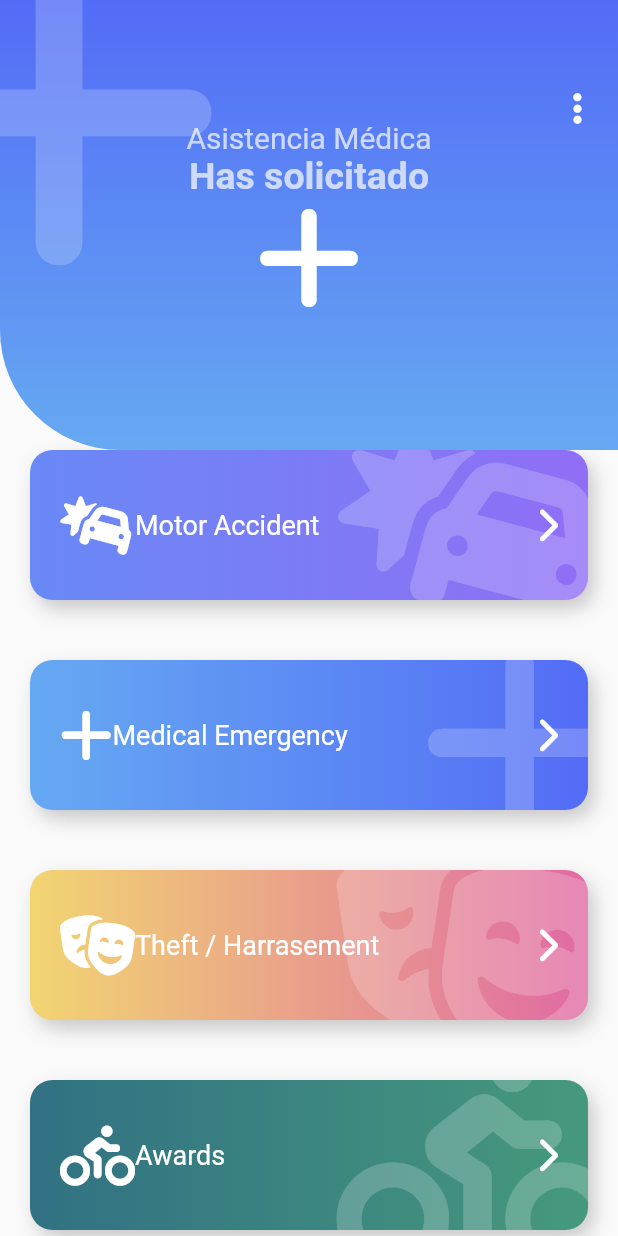
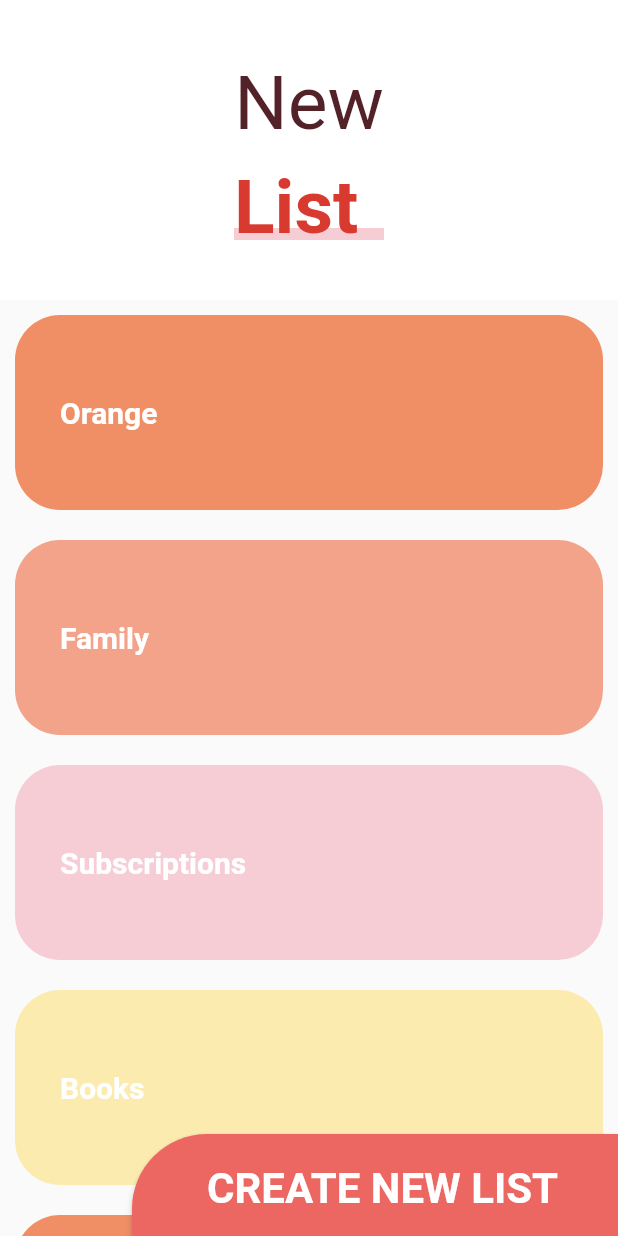
Before and after one commit to joanmc11/Animation-Design-Examples, a Flutter app: the screen it shows after launch, on a phone screen of 412 x 824 dp. Run offline on Flutter 3.47's test engine with Material 2 defaults, Android fonts, the light colour scheme and no system bars; our stand-ins replace animate_do, flutter_svg, font_awesome_flutter.

Commit message:
Slivers Layout

```diff
--- a/lib/main.dart
+++ b/lib/main.dart
@@ -3,6 +3,7 @@ import 'package:animation_painter/src/pages/animaciones_page.dart';
 import 'package:animation_painter/src/pages/emergency_page.dart';
 import 'package:animation_painter/src/pages/graficas_circulares_page.dart';
 import 'package:animation_painter/src/pages/headers_page.dart';
+import 'package:animation_painter/src/pages/sliver_list_page.dart';
 import 'package:flutter/material.dart';
 
 import 'src/labs/circular_progress_page.dart';
@@ -21,7 +22,9 @@ class MyApp extends StatelessWidget {
     return const MaterialApp(
       debugShowCheckedModeBanner: false,
       title: 'Diseños App',
-      home: EmergencyPage()
+      home: SliverPage(),
+
+      //EmergencyPage()
 
       //SlideshowPage()
 
--- a/lib/src/pages/sliver_list_page.dart
+++ b/lib/src/pages/sliver_list_page.dart
@@ -0,0 +1,224 @@
+// ignore_for_file: public_member_api_docs, sort_constructors_first
+import 'package:flutter/material.dart';
+
+class SliverPage extends StatelessWidget {
+  const SliverPage({super.key});
+
+  @override
+  Widget build(BuildContext context) {
+    return Scaffold(
+      body: Stack(
+        children: [
+          _MainScroll(),
+          Positioned(bottom: -5, right: -10, child: _BotonNewList()),
+        ],
+      ),
+    );
+  }
+}
+
+class _BotonNewList extends StatelessWidget {
+  const _BotonNewList({super.key});
+
+  @override
+  Widget build(BuildContext context) {
+    final size = MediaQuery.of(context).size;
+    return ButtonTheme(
+      minWidth: size.width * 0.9,
+      height: 100,
+      child: ElevatedButton(
+
+        onPressed: () {},
+        style: ButtonStyle(
+          padding: MaterialStateProperty.all<EdgeInsets>(const EdgeInsets.symmetric(vertical: 20, horizontal: 50)) ,
+          backgroundColor: MaterialStateProperty.all<Color>(
+            const Color(0xffED6762),
+          ),
+          shape: MaterialStateProperty.all<RoundedRectangleBorder>(
+            RoundedRectangleBorder(
+              borderRadius: BorderRadius.only(topLeft: Radius.circular(50)),
+
+            )
+          )
+        ),
+        child: const Text(
+          'CREATE NEW LIST',
+          style: TextStyle(
+              color: Colors.white, fontSize: 28, fontWeight: FontWeight.bold),
+        ),
+      ),
+    );
+  }
+}
+
+class _MainScroll extends StatelessWidget {
+  const _MainScroll();
+
+  final items = const [
+    _ListItem('Orange', Color(0xffF08F66)),
+    _ListItem('Family', Color(0xffF2A38A)),
+    _ListItem('Subscriptions', Color(0xffF7CDD5)),
+    _ListItem('Books', Color(0xffFCEBAF)),
+    _ListItem('Orange', Color(0xffF08F66)),
+    _ListItem('Family', Color(0xffF2A38A)),
+    _ListItem('Subscriptions', Color(0xffF7CDD5)),
+    _ListItem('Books', Color(0xffFCEBAF)),
+  ];
+
+  @override
+  Widget build(BuildContext context) {
+    return CustomScrollView(
+      slivers: [
+        /* SliverAppBar(
+          elevation: 0,
+          floating: true,
+          backgroundColor: Colors.red,
+          title: Text('Hola mundo'),
+        ), */
+
+        SliverPersistentHeader(
+            floating: true,
+            delegate: _SliverCustomHeaderDelegate(
+                minHeight: 170,
+                maxHeight: 200,
+                child: Container(color: Colors.white, child: const _Titulo()))),
+        SliverList(
+            delegate: SliverChildListDelegate([
+          ...items,
+          const SizedBox(
+            height: 100,
+          )
+        ]))
+      ],
+    );
+  }
+}
+
+class _SliverCustomHeaderDelegate extends SliverPersistentHeaderDelegate {
+  final double minHeight;
+  final double maxHeight;
+  final Widget child;
+
+  _SliverCustomHeaderDelegate({
+    required this.minHeight,
+    required this.maxHeight,
+    required this.child,
+  });
+
+  @override
+  Widget build(
+      BuildContext context, double shrinkOffset, bool overlapsContent) {
+    return SizedBox.expand(child: child);
+  }
+
+  @override
+  // TODO: implement maxExtent
+  double get maxExtent =>
+      maxHeight; //(maxHeight > maxHeight) ? minHeight : maxHeight;
+
+  @override
+  // TODO: implement minExtent
+  double get minExtent => minHeight;
+
+  @override
+  bool shouldRebuild(covariant _SliverCustomHeaderDelegate oldDelegate) {
+    return maxHeight != oldDelegate.maxHeight ||
+        minHeight != oldDelegate.minHeight ||
+        child != oldDelegate.child;
+  }
+}
+
+class _Titulo extends StatelessWidget {
+  const _Titulo({super.key});
+
+  @override
+  Widget build(BuildContext context) {
+    return Column(
+      children: [
+        const SizedBox(
+          height: 30,
+        ),
+        Container(
+          margin: const EdgeInsets.symmetric(horizontal: 30, vertical: 10),
+          child: Text(
+            'New',
+            style: TextStyle(color: Color(0xff532128), fontSize: 50),
+          ),
+        ),
+        Stack(
+          children: [
+            const SizedBox(
+              width: 100,
+            ),
+            Positioned(
+              bottom: 8,
+              child: Container(
+                width: 150,
+                height: 8,
+                color: Color(0xffF7CDD5),
+              ),
+            ),
+            Container(
+              child: Text(
+                'List',
+                style: TextStyle(
+                    color: Color(0xffD93A30),
+                    fontSize: 50,
+                    fontWeight: FontWeight.bold),
+              ),
+            ),
+          ],
+        )
+      ],
+    );
+  }
+}
+
+class _ListaTareas extends StatelessWidget {
+  final items = const [
+    _ListItem('Orange', Color(0xffF08F66)),
+    _ListItem('Family', Color(0xffF2A38A)),
+    _ListItem('Subscriptions', Color(0xffF7CDD5)),
+    _ListItem('Books', Color(0xffFCEBAF)),
+    _ListItem('Orange', Color(0xffF08F66)),
+    _ListItem('Family', Color(0xffF2A38A)),
+    _ListItem('Subscriptions', Color(0xffF7CDD5)),
+    _ListItem('Books', Color(0xffFCEBAF)),
+  ];
+
+  @override
+  Widget build(BuildContext context) {
+    return ListView.builder(
+      itemCount: items.length,
+      itemBuilder: (context, index) => items[index],
+    );
+  }
+}
+
+class _ListItem extends StatelessWidget {
+  final String titulo;
+  final Color color;
+  const _ListItem(
+    this.titulo,
+    this.color,
+  );
+
+  @override
+  Widget build(BuildContext context) {
+    return Container(
+      height: 130,
+      alignment: Alignment.centerLeft,
+      margin: const EdgeInsets.all(10),
+      padding: const EdgeInsets.all(30),
+      decoration: BoxDecoration(
+        color: color,
+        borderRadius: BorderRadius.circular(30),
+      ),
+      child: Text(
+        titulo,
+        style: TextStyle(
+            color: Colors.white, fontWeight: FontWeight.bold, fontSize: 20),
+      ),
+    );
+  }
+}
```
